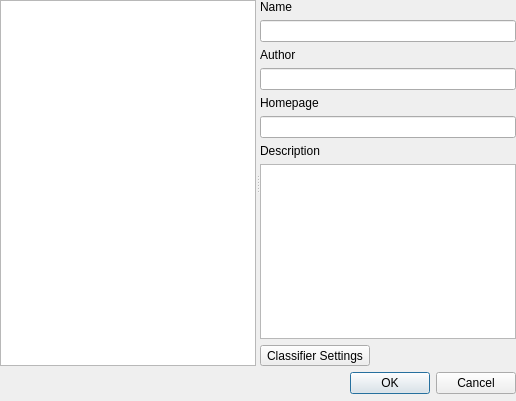
Above: ilastik/modules/classification/gui/classifierSelectionDlg.ui from ilastik/ilastik-0.5 before the change. Below: the same form after it.
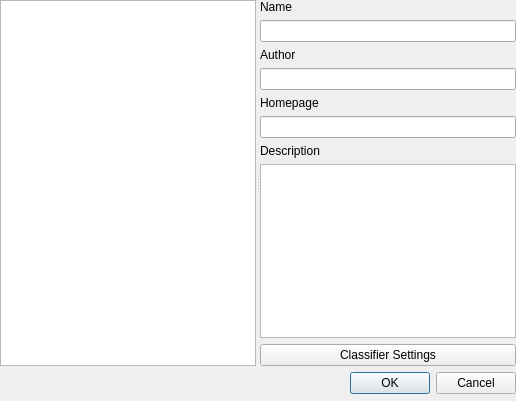
That is the form after the change.

Commit message: Change Classifier Settings button from a ugly toolButton to a normal PushButton

```diff
--- a/ilastik/modules/classification/gui/classifierSelectionDlg.ui
+++ b/ilastik/modules/classification/gui/classifierSelectionDlg.ui
@@ -91,7 +91,7 @@
          <widget class="QTextBrowser" name="description"/>
         </item>
         <item>
-         <widget class="QToolButton" name="settingsButton">
+         <widget class="QPushButton" name="settingsButton">
           <property name="text">
            <string>Classifier Settings</string>
           </property>
```
